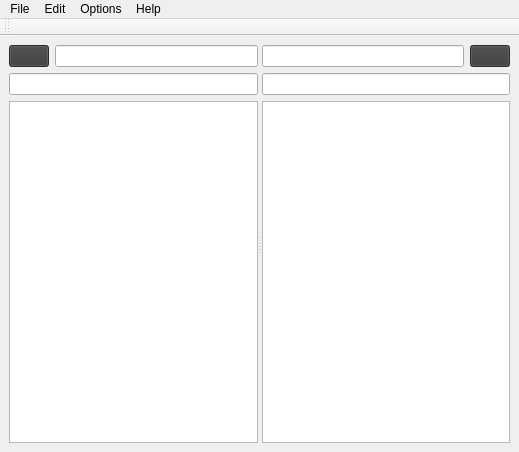
This is ui/mainwindow.ui in YmiR1710/BachelorWork as Qt 5 draws it before an edit. The edited form follows.
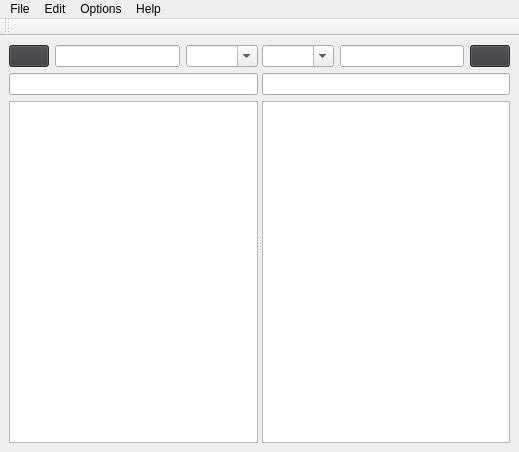
This is the edited form. Icons and pictures are not drawn.

Commit message: swap drives ui added

```diff
--- a/ui/mainwindow.ui
+++ b/ui/mainwindow.ui
@@ -51,6 +51,19 @@
             </property>
            </widget>
           </item>
+          <item>
+           <widget class="QComboBox" name="comboBox_1">
+            <property name="sizePolicy">
+             <sizepolicy hsizetype="Preferred" vsizetype="Fixed">
+              <horstretch>0</horstretch>
+              <verstretch>0</verstretch>
+             </sizepolicy>
+            </property>
+            <property name="editable">
+             <bool>true</bool>
+            </property>
+           </widget>
+          </item>
          </layout>
         </item>
         <item>
@@ -65,6 +78,19 @@
        <layout class="QVBoxLayout" name="verticalLayout_2">
         <item>
          <layout class="QHBoxLayout" name="horizontalLayout">
+          <item>
+           <widget class="QComboBox" name="comboBox_2">
+            <property name="sizePolicy">
+             <sizepolicy hsizetype="Preferred" vsizetype="Fixed">
+              <horstretch>0</horstretch>
+              <verstretch>0</verstretch>
+             </sizepolicy>
+            </property>
+            <property name="editable">
+             <bool>true</bool>
+            </property>
+           </widget>
+          </item>
           <item>
            <widget class="QLineEdit" name="lineEdit_2"/>
           </item>
```
Left out of the diff: 6 changed lines with no effect on the pictures. The commit also changes 7 other files.
